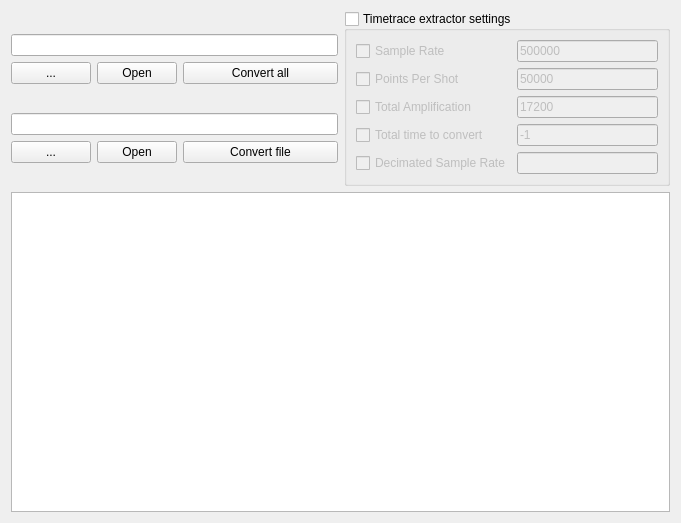
Old version of the form PyFANS/UI/UI_TimetraceExtractor.ui in the repository zigorrom/PyFANS.
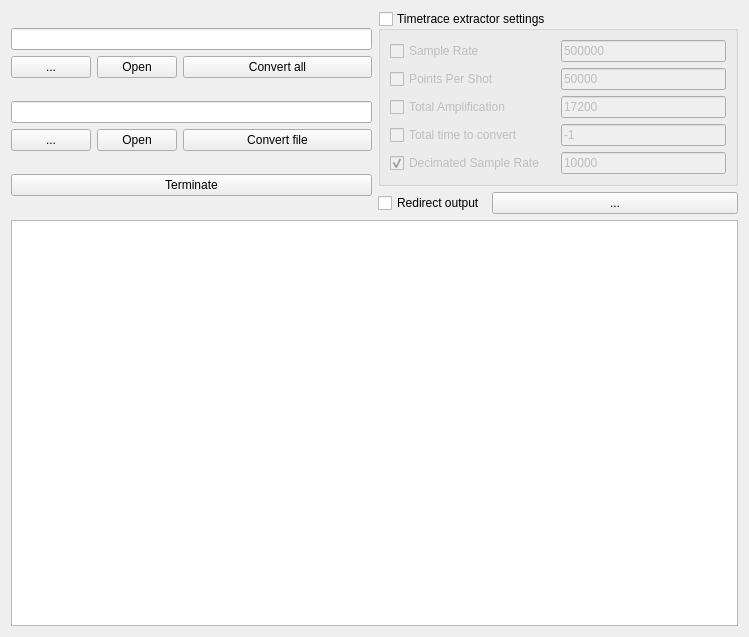
New version of the form.

Diff of the .ui file:
```diff
--- a/PyFANS/UI/UI_TimetraceExtractor.ui
+++ b/PyFANS/UI/UI_TimetraceExtractor.ui
@@ -6,135 +6,17 @@
    <rect>
     <x>0</x>
     <y>0</y>
-    <width>681</width>
-    <height>523</height>
+    <width>749</width>
+    <height>637</height>
    </rect>
   </property>
   <property name="windowTitle">
    <string>Timetrace Extractor</string>
   </property>
-  <layout class="QVBoxLayout" name="verticalLayout_4">
-   <item>
+  <layout class="QGridLayout" name="gridLayout_4">
+   <item row="0" column="1">
     <layout class="QVBoxLayout" name="verticalLayout_3">
      <item>
-      <layout class="QHBoxLayout" name="horizontalLayout">
-       <item>
-        <layout class="QVBoxLayout" name="verticalLayout_2">
-         <item>
-          <layout class="QGridLayout" name="gridLayout_2">
-           <item row="1" column="0">
-            <widget class="QPushButton" name="ui_select_measurement_data_file">
-             <property name="sizePolicy">
-              <sizepolicy hsizetype="Maximum" vsizetype="Fixed">
-               <horstretch>0</horstretch>
-               <verstretch>0</verstretch>
-              </sizepolicy>
-             </property>
-             <property name="text">
-              <string>...</string>
-             </property>
-            </widget>
-           </item>
-           <item row="1" column="1">
-            <widget class="QPushButton" name="ui_open_measurement_data_file">
-             <property name="sizePolicy">
-              <sizepolicy hsizetype="Maximum" vsizetype="Fixed">
-               <horstretch>0</horstretch>
-               <verstretch>0</verstretch>
-              </sizepolicy>
-             </property>
-             <property name="text">
-              <string>Open</string>
-             </property>
-            </widget>
-           </item>
-           <item row="1" column="2">
-            <widget class="QPushButton" name="ui_convert_all">
-             <property name="sizePolicy">
-              <sizepolicy hsizetype="Preferred" vsizetype="Fixed">
-               <horstretch>0</horstretch>
-               <verstretch>0</verstretch>
-              </sizepolicy>
-             </property>
-             <property name="text">
-              <string>Convert all</string>
-             </property>
-            </widget>
-           </item>
-           <item row="0" column="0" colspan="3">
-            <widget class="QLineEdit" name="ui_measurement_data_filename">
-             <property name="sizePolicy">
-              <sizepolicy hsizetype="Expanding" vsizetype="Fixed">
-               <horstretch>0</horstretch>
-               <verstretch>0</verstretch>
-              </sizepolicy>
-             </property>
-             <property name="readOnly">
-              <bool>true</bool>
-             </property>
-            </widget>
-           </item>
-          </layout>
-         </item>
-         <item>
-          <layout class="QGridLayout" name="gridLayout">
-           <item row="0" column="0" colspan="3">
-            <widget class="QLineEdit" name="ui_filename">
-             <property name="sizePolicy">
-              <sizepolicy hsizetype="Expanding" vsizetype="Fixed">
-               <horstretch>0</horstretch>
-               <verstretch>0</verstretch>
-              </sizepolicy>
-             </property>
-             <property name="readOnly">
-              <bool>true</bool>
-             </property>
-            </widget>
-           </item>
-           <item row="1" column="0">
-            <widget class="QPushButton" name="ui_select_file">
-             <property name="sizePolicy">
-              <sizepolicy hsizetype="Maximum" vsizetype="Fixed">
-               <horstretch>0</horstretch>
-               <verstretch>0</verstretch>
-              </sizepolicy>
-             </property>
-             <property name="text">
-              <string>...</string>
-             </property>
-            </widget>
-           </item>
-           <item row="1" column="1">
-            <widget class="QPushButton" name="ui_open_file">
-             <property name="sizePolicy">
-              <sizepolicy hsizetype="Maximum" vsizetype="Fixed">
-               <horstretch>0</horstretch>
-               <verstretch>0</verstretch>
-              </sizepolicy>
-             </property>
-             <property name="text">
-              <string>Open</string>
-             </property>
-            </widget>
-           </item>
-           <item row="1" column="2">
-            <widget class="QPushButton" name="ui_convert_file">
-             <property name="sizePolicy">
-              <sizepolicy hsizetype="Preferred" vsizetype="Fixed">
-               <horstretch>0</horstretch>
-               <verstretch>0</verstretch>
-              </sizepolicy>
-             </property>
-             <property name="text">
-              <string>Convert file</string>
-             </property>
-            </widget>
-           </item>
-          </layout>
-         </item>
-        </layout>
-       </item>
-       <item>
         <widget class="QGroupBox" name="ui_use_timetrace_settings">
          <property name="title">
           <string>Timetrace extractor settings</string>
@@ -245,6 +127,9 @@
               <property name="text">
                <string>Decimated Sample Rate</string>
               </property>
+            <property name="checked">
+             <bool>true</bool>
+            </property>
              </widget>
             </item>
             <item row="4" column="1">
@@ -255,6 +140,9 @@
                 <verstretch>0</verstretch>
                </sizepolicy>
               </property>
+            <property name="text">
+             <string>10000</string>
+            </property>
              </widget>
             </item>
            </layout>
@@ -262,16 +150,167 @@
          </layout>
         </widget>
        </item>
+     <item>
+      <layout class="QHBoxLayout" name="horizontalLayout">
+       <item>
+        <widget class="QCheckBox" name="ui_redirect_output">
+         <property name="sizePolicy">
+          <sizepolicy hsizetype="Maximum" vsizetype="Fixed">
+           <horstretch>0</horstretch>
+           <verstretch>0</verstretch>
+          </sizepolicy>
+         </property>
+         <property name="text">
+          <string>Redirect output</string>
+         </property>
+        </widget>
+       </item>
+       <item>
+        <widget class="QPushButton" name="ui_select_output_folder">
+         <property name="sizePolicy">
+          <sizepolicy hsizetype="Preferred" vsizetype="Fixed">
+           <horstretch>0</horstretch>
+           <verstretch>0</verstretch>
+          </sizepolicy>
+         </property>
+         <property name="text">
+          <string>...</string>
+         </property>
+        </widget>
+       </item>
       </layout>
      </item>
+    </layout>
+   </item>
+   <item row="0" column="0">
+    <layout class="QVBoxLayout" name="verticalLayout_2">
      <item>
+      <layout class="QGridLayout" name="gridLayout_2">
+       <item row="1" column="0">
+        <widget class="QPushButton" name="ui_select_measurement_data_file">
+         <property name="sizePolicy">
+          <sizepolicy hsizetype="Maximum" vsizetype="Fixed">
+           <horstretch>0</horstretch>
+           <verstretch>0</verstretch>
+          </sizepolicy>
+         </property>
+         <property name="text">
+          <string>...</string>
+         </property>
+        </widget>
+       </item>
+       <item row="1" column="1">
+        <widget class="QPushButton" name="ui_open_measurement_data_file">
+         <property name="sizePolicy">
+          <sizepolicy hsizetype="Maximum" vsizetype="Fixed">
+           <horstretch>0</horstretch>
+           <verstretch>0</verstretch>
+          </sizepolicy>
+         </property>
+         <property name="text">
+          <string>Open</string>
+         </property>
+        </widget>
+       </item>
+       <item row="1" column="2">
+        <widget class="QPushButton" name="ui_convert_all">
+         <property name="sizePolicy">
+          <sizepolicy hsizetype="Preferred" vsizetype="Fixed">
+           <horstretch>0</horstretch>
+           <verstretch>0</verstretch>
+          </sizepolicy>
+         </property>
+         <property name="text">
+          <string>Convert all</string>
+         </property>
+        </widget>
+       </item>
+       <item row="0" column="0" colspan="3">
+        <widget class="QLineEdit" name="ui_measurement_data_filename">
+         <property name="sizePolicy">
+          <sizepolicy hsizetype="Expanding" vsizetype="Fixed">
+           <horstretch>0</horstretch>
+           <verstretch>0</verstretch>
+          </sizepolicy>
+         </property>
+         <property name="readOnly">
+          <bool>true</bool>
+         </property>
+        </widget>
+       </item>
+      </layout>
+     </item>
+     <item>
+      <layout class="QGridLayout" name="gridLayout">
+       <item row="0" column="0" colspan="3">
+        <widget class="QLineEdit" name="ui_filename">
+         <property name="sizePolicy">
+          <sizepolicy hsizetype="Expanding" vsizetype="Fixed">
+           <horstretch>0</horstretch>
+           <verstretch>0</verstretch>
+          </sizepolicy>
+         </property>
+         <property name="readOnly">
+          <bool>true</bool>
+         </property>
+        </widget>
+       </item>
+       <item row="1" column="0">
+        <widget class="QPushButton" name="ui_select_file">
+         <property name="sizePolicy">
+          <sizepolicy hsizetype="Maximum" vsizetype="Fixed">
+           <horstretch>0</horstretch>
+           <verstretch>0</verstretch>
+          </sizepolicy>
+         </property>
+         <property name="text">
+          <string>...</string>
+         </property>
+        </widget>
+       </item>
+       <item row="1" column="1">
+        <widget class="QPushButton" name="ui_open_file">
+         <property name="sizePolicy">
+          <sizepolicy hsizetype="Maximum" vsizetype="Fixed">
+           <horstretch>0</horstretch>
+           <verstretch>0</verstretch>
+          </sizepolicy>
+         </property>
+         <property name="text">
+          <string>Open</string>
+         </property>
+        </widget>
+       </item>
+       <item row="1" column="2">
+        <widget class="QPushButton" name="ui_convert_file">
+         <property name="sizePolicy">
+          <sizepolicy hsizetype="Preferred" vsizetype="Fixed">
+           <horstretch>0</horstretch>
+           <verstretch>0</verstretch>
+          </sizepolicy>
+         </property>
+         <property name="text">
+          <string>Convert file</string>
+         </property>
+        </widget>
+       </item>
+      </layout>
+     </item>
+     <item>
+      <widget class="QPushButton" name="ui_terminate_execution">
+       <property name="text">
+        <string>Terminate</string>
+       </property>
+      </widget>
+     </item>
+    </layout>
+   </item>
+   <item row="3" column="0" colspan="2">
       <widget class="QTextEdit" name="ui_program_output">
        <property name="readOnly">
         <bool>true</bool>
        </property>
       </widget>
-     </item>
-    </layout>
    </item>
   </layout>
  </widget>
```
Lines whose indentation alone changed are shown as unchanged.
